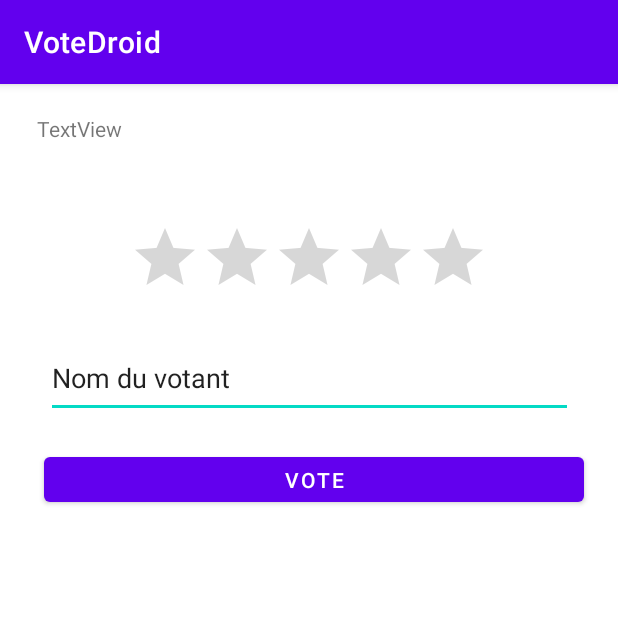
After one commit to greenwood0301/A20-4203N5-VotoDroid-Boisvert2, an Android app: the VoteActivity screen opened directly, with no data from a screen before it, on a phone screen of 412 x 824 dp, the top half of it. The commit adds this screen. Run offline under Robolectric (Android 15) with nearby library versions, the phone set to English and light mode, and no system bars; our stand-ins replace Room's generated code; 1 statement that could not run was skipped.

Commit message:
DAO et MEG
DAO et message d'erreur fait.

```diff
--- a/A204203N5VotoDroidBoisvert/app/src/main/AndroidManifest.xml
+++ b/A204203N5VotoDroidBoisvert/app/src/main/AndroidManifest.xml
@@ -20,6 +20,8 @@
         </activity>
         <activity android:name=".ListeActivity">
         </activity>
+        <activity android:name=".VoteActivity">
+        </activity>
     </application>
 
 </manifest>
--- a/A204203N5VotoDroidBoisvert/app/src/main/java/org/boisvert/DAO/BD.java
+++ b/A204203N5VotoDroidBoisvert/app/src/main/java/org/boisvert/DAO/BD.java
@@ -1,6 +1,9 @@
 package org.boisvert.DAO;
 
+import android.content.Context;
+
 import androidx.room.Database;
+import androidx.room.Room;
 import androidx.room.RoomDatabase;
 
 import org.boisvert.Modele.VDQuestion;
@@ -11,4 +14,22 @@ import org.boisvert.Modele.VDVote;
 public abstract class BD extends RoomDatabase{
 
     public abstract dao dao();
+
+    private static BD instance;
+
+    public static BD getInstance(Context c)
+    {
+        if (instance == null)
+        {
+            synchronized (BD.class)
+            {
+                if (instance == null)
+                {
+                    instance = Room.databaseBuilder(c.getApplicationContext(),BD.class,"BD_TP").allowMainThreadQueries().build();
+                }
+            }
+        }
+        return instance;
+    }
+
 }
--- a/A204203N5VotoDroidBoisvert/app/src/main/java/org/boisvert/DAO/dao.java
+++ b/A204203N5VotoDroidBoisvert/app/src/main/java/org/boisvert/DAO/dao.java
@@ -1,10 +1,12 @@
 package org.boisvert.DAO;
 
 import androidx.room.Dao;
+import androidx.room.Delete;
 import androidx.room.Insert;
 import androidx.room.Query;
 
 import org.boisvert.Modele.VDQuestion;
+import org.boisvert.Modele.VDVote;
 
 import java.util.List;
 
@@ -12,8 +14,20 @@ import java.util.List;
 public interface dao {
 
     @Insert
-    Integer creerQuestion(VDQuestion question);
+    long creerQuestion(VDQuestion question);
+
+    @Insert
+    long creerVote(VDVote vote);
 
     @Query("SELECT * FROM VDQuestion")
-    List<VDQuestion> ALL();
+    List<VDQuestion> ALLQ();
+
+    @Query("DELETE FROM VDQuestion")
+    void delete();
+
+    @Query("DELETE FROM VDVote")
+    void deleteV();
+
+    @Query("SELECT * FROM VDVote")
+    List<VDVote> ALLV();
 }
--- a/A204203N5VotoDroidBoisvert/app/src/main/java/org/boisvert/MainActivity.java
+++ b/A204203N5VotoDroidBoisvert/app/src/main/java/org/boisvert/MainActivity.java
@@ -6,6 +6,7 @@ import android.content.Intent;
 import android.os.Bundle;
 import android.view.View;
 
+import org.boisvert.DAO.BD;
 import org.boisvert.databinding.ActivityMainBinding;
 
 public class MainActivity extends AppCompatActivity {
@@ -17,12 +18,14 @@ public class MainActivity extends AppCompatActivity {
         binding = ActivityMainBinding.inflate(getLayoutInflater());
         View view = binding.getRoot();
         setContentView(view);
+        BD local = BD.getInstance(this);
 
         binding.addq.setOnClickListener(new View.OnClickListener() {
             @Override
             public void onClick(View v) {
                 Intent i = new Intent(MainActivity.this,CreateActivity.class);
-
+                local.dao().delete();
+                local.dao().deleteV();
                 startActivity(i);
             }
         });
--- a/A204203N5VotoDroidBoisvert/app/src/main/java/org/boisvert/Modele/VDQuestion.java
+++ b/A204203N5VotoDroidBoisvert/app/src/main/java/org/boisvert/Modele/VDQuestion.java
@@ -18,7 +18,7 @@ public class VDQuestion {
     @ColumnInfo
     public Integer nbVote;
 
-    public VDQuestion()
+    /*public VDQuestion()
     {
 
     }
@@ -26,6 +26,6 @@ public class VDQuestion {
     public VDQuestion(Integer id,String texte, Integer nbVote)
     {
 
-    }
+    }*/
 
 }
--- /dev/null
+++ b/A204203N5VotoDroidBoisvert/app/src/main/java/org/boisvert/VoteActivity.java
@@ -0,0 +1,59 @@
+package org.boisvert;
+
+import android.content.Intent;
+import android.os.Bundle;
+import android.view.View;
+import android.widget.Toast;
+
+import androidx.annotation.Nullable;
+import androidx.appcompat.app.AppCompatActivity;
+
+import org.boisvert.DAO.BD;
+import org.boisvert.Exceptions.MauvaisVote;
+import org.boisvert.Exceptions.MauvaiseQuestion;
+import org.boisvert.Impl.ServiceImpl;
+import org.boisvert.Interfaces.Service;
+import org.boisvert.Modele.VDQuestion;
+import org.boisvert.Modele.VDVote;
+import org.boisvert.databinding.ActivityListeBinding;
+import org.boisvert.databinding.ActivityVoteBinding;
+
+import java.util.List;
+
+public class VoteActivity extends AppCompatActivity
+{
+    private ActivityVoteBinding binding;
+
+    protected void onCreate(@Nullable Bundle savedInstanceState) {
+        super.onCreate(savedInstanceState);
+        binding = ActivityVoteBinding.inflate(getLayoutInflater());
+        View view = binding.getRoot();
+        setContentView(view);
+        int Id = getIntent().getIntExtra("id",-1);
+        List<VDQuestion> gaming = BD.getInstance(this).dao().ALLQ();
+        binding.Title.setText(gaming.get(Id).texte);
+        BD local = BD.getInstance(this);
+
+        binding.voter.setOnClickListener(new View.OnClickListener() {
+            @Override
+            public void onClick(View v) {
+                Intent i = new Intent(VoteActivity.this,ListeActivity.class);
+                try {
+                    Service service = new ServiceImpl(getApplicationContext());
+                    VDVote vote = new VDVote();
+                    vote.Qid = Id;
+                    vote.user = binding.tonNom.getText().toString();
+                    vote.valeur = (int)binding.ratingBar.getRating();
+                    service.ajoutVote(vote);
+                    local.dao().creerVote(vote);
+                }
+                catch (MauvaisVote e)
+                {
+                    Toast.makeText(getApplicationContext(),"Un problème est survenu pendant la création de la vode. Veuiller réessayer plus tard...", Toast.LENGTH_SHORT).show();
+                }
+                startActivity(i);
+            }
+        });
+
+    }
+}
--- a/A204203N5VotoDroidBoisvert/app/src/main/res/layout/activity_create.xml
+++ b/A204203N5VotoDroidBoisvert/app/src/main/res/layout/activity_create.xml
@@ -46,4 +46,5 @@
         app:layout_constraintEnd_toEndOf="parent"
         app:layout_constraintStart_toStartOf="parent"
         app:layout_constraintTop_toBottomOf="@+id/textboxquestion" />
+
 </androidx.constraintlayout.widget.ConstraintLayout>
--- /dev/null
+++ b/A204203N5VotoDroidBoisvert/app/src/main/res/layout/activity_vote.xml
@@ -0,0 +1,60 @@
+<?xml version="1.0" encoding="utf-8"?>
+<androidx.constraintlayout.widget.ConstraintLayout
+    xmlns:android="http://schemas.android.com/apk/res/android"
+    xmlns:app="http://schemas.android.com/apk/res-auto"
+    xmlns:tools="http://schemas.android.com/tools"
+    android:layout_width="match_parent"
+    android:layout_height="match_parent">
+
+    <TextView
+        android:id="@+id/Title"
+        android:layout_width="363dp"
+        android:layout_height="52dp"
+        android:layout_marginStart="20dp"
+        android:layout_marginTop="20dp"
+        android:layout_marginEnd="20dp"
+        android:text="TextView"
+        app:layout_constraintEnd_toEndOf="parent"
+        app:layout_constraintStart_toStartOf="parent"
+        app:layout_constraintTop_toTopOf="parent" />
+
+    <Button
+        android:id="@+id/voter"
+        android:layout_width="360dp"
+        android:layout_height="42dp"
+        android:layout_marginStart="20dp"
+        android:layout_marginTop="20dp"
+        android:layout_marginEnd="20dp"
+        android:text="VOTE"
+        app:layout_constraintEnd_toEndOf="parent"
+        app:layout_constraintHorizontal_bias="0.8"
+        app:layout_constraintStart_toStartOf="parent"
+        app:layout_constraintTop_toBottomOf="@+id/tonNom" />
+
+    <EditText
+        android:id="@+id/tonNom"
+        android:layout_width="351dp"
+        android:layout_height="53dp"
+        android:layout_marginStart="20dp"
+        android:layout_marginTop="20dp"
+        android:layout_marginEnd="20dp"
+        android:ems="10"
+        android:inputType="textPersonName"
+        android:text="Nom du votant"
+        app:layout_constraintEnd_toEndOf="parent"
+        app:layout_constraintStart_toStartOf="parent"
+        app:layout_constraintTop_toBottomOf="@+id/ratingBar" />
+
+    <RatingBar
+        android:id="@+id/ratingBar"
+        android:layout_width="wrap_content"
+        android:layout_height="wrap_content"
+        android:layout_marginStart="90dp"
+        android:layout_marginTop="20dp"
+        android:layout_marginEnd="90dp"
+        android:stepSize="1"
+        app:layout_constraintEnd_toEndOf="parent"
+        app:layout_constraintStart_toStartOf="parent"
+        app:layout_constraintTop_toBottomOf="@+id/Title" />
+
+</androidx.constraintlayout.widget.ConstraintLayout>
--- a/A204203N5VotoDroidBoisvert/app/src/main/res/layout/question_items.xml
+++ b/A204203N5VotoDroidBoisvert/app/src/main/res/layout/question_items.xml
@@ -7,7 +7,8 @@
         android:id="@+id/question"
         android:layout_width="0dp"
         android:layout_weight="8"
-        android:layout_height="wrap_content" />
+        android:layout_height="wrap_content"
+        android:background="#abc" />
 
     <Button
         android:id="@+id/tograph"
```
Also changed, not shown: A204203N5VotoDroidBoisvert/app/src/main/java/org/boisvert/Adapter.java (+20 -4 lines), A204203N5VotoDroidBoisvert/app/src/main/java/org/boisvert/CreateActivity.java (+18 -1 lines), A204203N5VotoDroidBoisvert/app/src/main/java/org/boisvert/Impl/ServiceImpl.java (+34 -15 lines), A204203N5VotoDroidBoisvert/app/src/main/java/org/boisvert/ListeActivity.java (+29 -17 lines).
